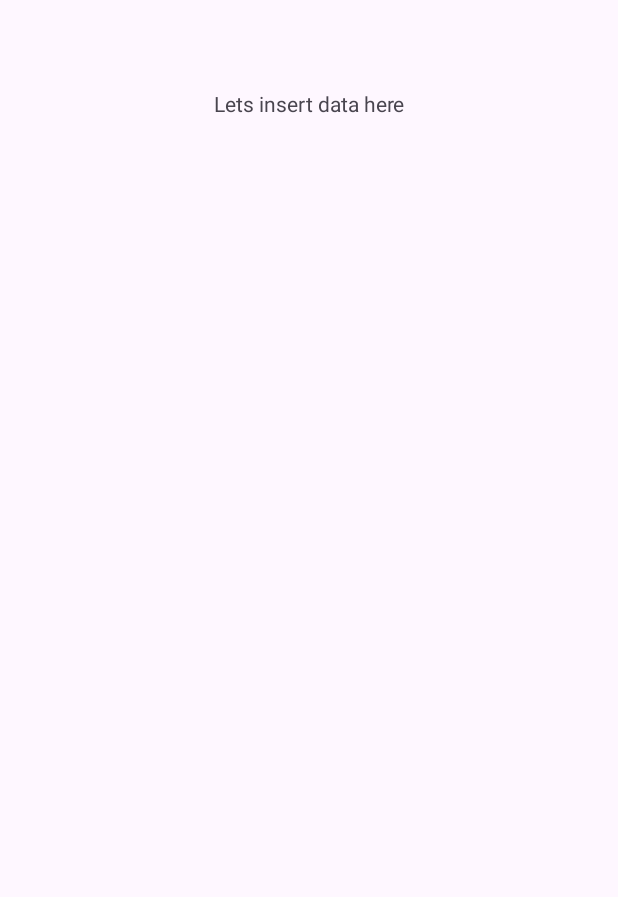
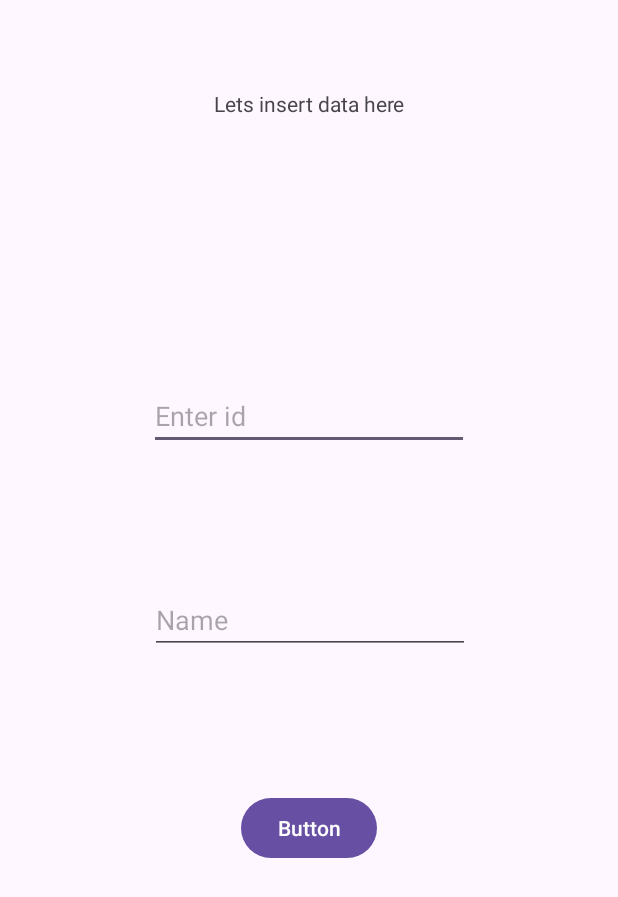
Before and after one commit to georgeksaji/Android_CRUD, an Android app: the Create screen opened directly, with no data from a screen before it, on a phone screen of 412 x 824 dp. Before the commit the part shown is almost empty. Shown: the top 897 px of the screen. Run offline under Robolectric (Android 15) with nearby library versions, the phone set to English and light mode, and no system bars.

Commit message:
completed insertion

```diff
--- a/Qn9/app/src/main/java/com/example/qn9/Create.java
+++ b/Qn9/app/src/main/java/com/example/qn9/Create.java
@@ -10,12 +10,36 @@ import androidx.activity.EdgeToEdge;
 import androidx.appcompat.app.AppCompatActivity;
 
 public class Create extends AppCompatActivity {
-
+    Dbhelper db;
     @Override
     protected void onCreate(Bundle savedInstanceState) {
         super.onCreate(savedInstanceState);
         EdgeToEdge.enable(this);
         setContentView(R.layout.create);
 
+        db = new Dbhelper(this);
+        Button btn = findViewById(R.id.button3);
+        EditText et1 = findViewById(R.id.editTextNumber);
+        EditText et2 = findViewById(R.id.editTextText4);
+
+
+        btn.setOnClickListener(v->{
+            int id = Integer.parseInt(et1.getText().toString().trim());
+            String name = et2.getText().toString();
+
+            if(id <= 0 || name.isEmpty())
+            {
+                Toast.makeText(this, "Invalid Input", Toast.LENGTH_SHORT).show();
+                return;
+            }
+            if(db.insertStudent(id,name))
+            {
+                Toast.makeText(this, "Inserted", Toast.LENGTH_SHORT).show();
+            }
+            else {
+                Toast.makeText(this, "Failed Insertion", Toast.LENGTH_SHORT).show();
+            }
+        });
+
     }
 }
--- /dev/null
+++ b/Qn9/app/src/main/java/com/example/qn9/Dbhelper.java
@@ -0,0 +1,56 @@
+package com.example.qn9;
+
+import android.content.ContentValues;
+import android.content.Context;
+import android.database.sqlite.SQLiteDatabase;
+import android.database.sqlite.SQLiteOpenHelper;
+
+import androidx.annotation.Nullable;
+
+public class Dbhelper extends SQLiteOpenHelper {
+    private static final String DB_NAME = "Studentdb";
+    private static final int DB_VERSION = 1;
+
+    private static final String TABLE_NAME = "Student";
+    private static final String COL_ID  = "ID";
+    private static final String COL_NAME  = "Name";
+
+    public Dbhelper(Context context)
+    {
+        super(context,DB_NAME,null,DB_VERSION);
+    }
+
+    @Override
+    public void onCreate(SQLiteDatabase db) {
+        db.execSQL("create table "+TABLE_NAME+" ( "+COL_ID+" INTEGER PRIMARY KEY,"+COL_NAME+" TEXT NOT NULL)");
+    }
+    @Override
+    public void onUpgrade(SQLiteDatabase db, int oldVersion, int newVersion) {
+        db.execSQL("drop table if exists "+TABLE_NAME);
+        onCreate(db);
+    }
+
+    public boolean insertStudent(int id, String name)
+    {
+        SQLiteDatabase db = this.getWritableDatabase();
+        ContentValues cv = new ContentValues();
+        cv.put("ID",id);
+        cv.put("Name",name);
+        long result = db.insert("Student",null,cv);
+        db.close();
+        if(result!=-1)
+        {
+            return true;
+        }
+        return false;
+    }
+
+    public boolean updateStudent(int id, String name) {
+        SQLiteDatabase db = this.getWritableDatabase();
+        ContentValues cv = new ContentValues();
+        cv.put("Name", name);
+        int result = db.update("Student", cv, "ID = ?", new String[]{String.valueOf(id)});
+        db.close();
+        return result > 0;
+    }
+}
--- a/Qn9/app/src/main/res/layout/create.xml
+++ b/Qn9/app/src/main/res/layout/create.xml
@@ -15,4 +15,41 @@
         app:layout_constraintStart_toStartOf="parent"
         app:layout_constraintTop_toTopOf="parent"
         app:layout_constraintVertical_bias="0.074" />
+
+    <EditText
+        android:id="@+id/editTextNumber"
+        android:layout_width="wrap_content"
+        android:layout_height="wrap_content"
+        android:ems="10"
+        android:inputType="number"
+        android:hint="Enter id"
+        app:layout_constraintBottom_toTopOf="@+id/editTextText4"
+        app:layout_constraintEnd_toEndOf="parent"
+        app:layout_constraintStart_toStartOf="parent"
+        app:layout_constraintTop_toBottomOf="@+id/textView2"
+        app:layout_constraintVertical_bias="0.659" />
+
+    <EditText
+        android:id="@+id/editTextText4"
+        android:layout_width="wrap_content"
+        android:layout_height="wrap_content"
+        android:layout_marginBottom="92dp"
+        android:ems="10"
+        android:inputType="text"
+        android:hint="Name"
+        app:layout_constraintBottom_toTopOf="@+id/button3"
+        app:layout_constraintEnd_toEndOf="parent"
+        app:layout_constraintHorizontal_bias="0.502"
+        app:layout_constraintStart_toStartOf="parent" />
+
+    <Button
+        android:id="@+id/button3"
+        android:layout_width="wrap_content"
+        android:layout_height="wrap_content"
+        android:layout_marginBottom="248dp"
+        android:text="Button"
+        app:layout_constraintBottom_toBottomOf="parent"
+        app:layout_constraintEnd_toEndOf="parent"
+        app:layout_constraintStart_toStartOf="parent" />
+
 </androidx.constraintlayout.widget.ConstraintLayout>
```
